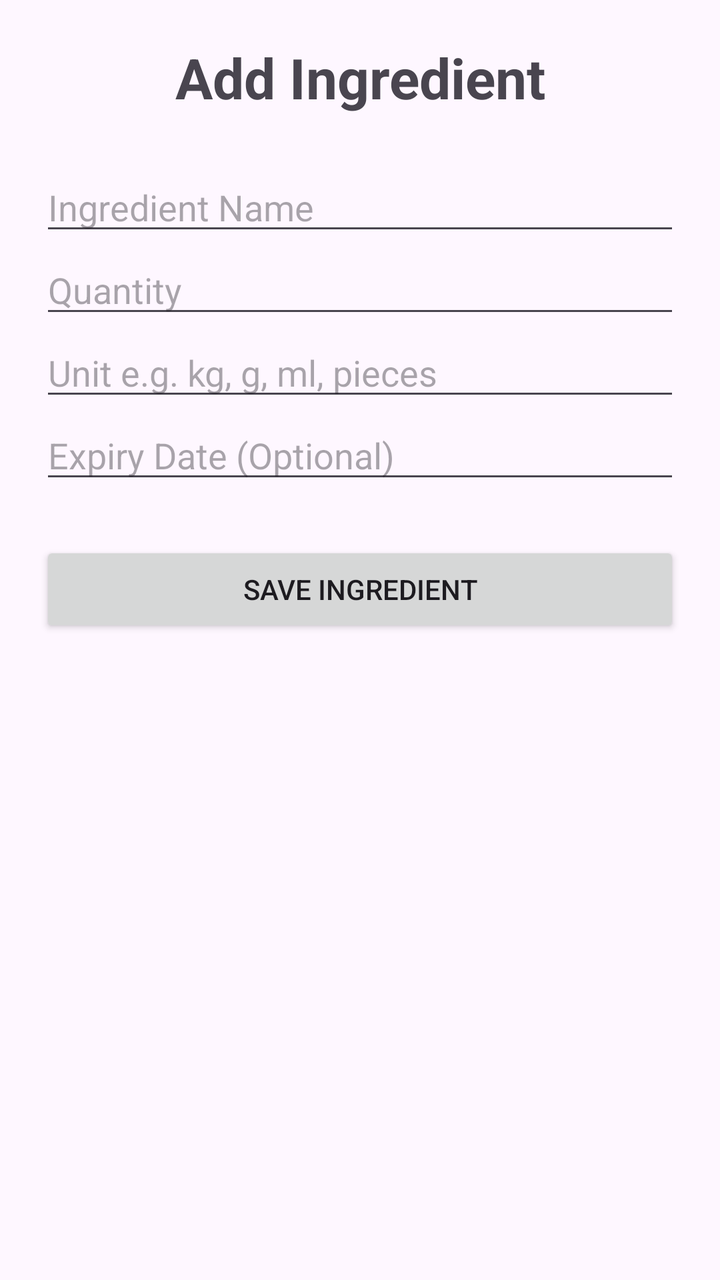
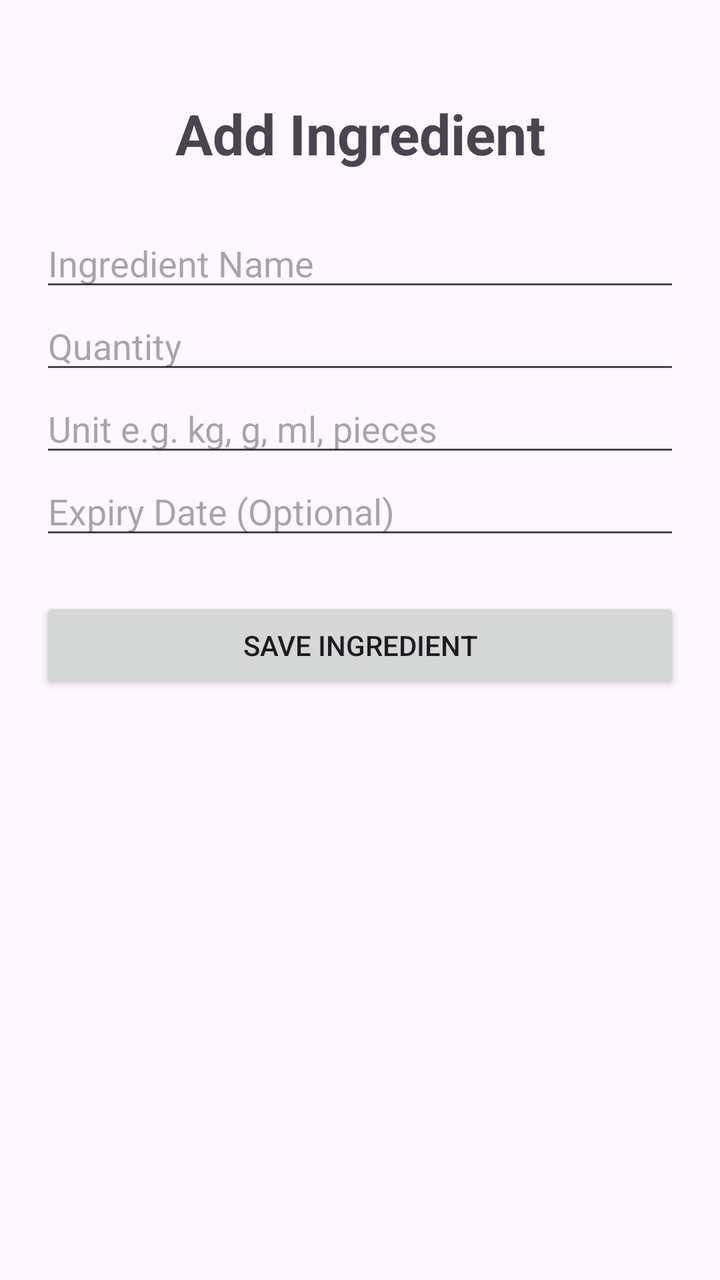

Screens rendered from an Android XML layout before and after an edit, with the pre-edit source and the edit as a unified diff.
<!-- AndroidManifest.xml: application theme Theme.SmartPantryManager -->
<!-- res/layout/activity_add_edit_ingredient.xml -->
<?xml version="1.0" encoding="utf-8"?>
<ScrollView xmlns:android="http://schemas.android.com/apk/res/android"
    android:id="@+id/main"
    xmlns:tools="http://schemas.android.com/tools"
    android:layout_width="match_parent"
    android:layout_height="match_parent"
    tools:context=".AddEditIngredientActivity">

    <LinearLayout
        android:layout_width="match_parent"
        android:layout_height="wrap_content"
        android:orientation="vertical"
        android:padding="20dp">

        <TextView
            android:layout_width="match_parent"
            android:layout_height="wrap_content"
            android:text="Add Ingredient"
            android:textSize="28sp"
            android:textStyle="bold"
            android:gravity="center"
            android:paddingBottom="24dp" />

        <EditText
            android:id="@+id/etIngredientName"
            android:layout_width="match_parent"
            android:layout_height="wrap_content"
            android:hint="Ingredient Name"
            android:inputType="textCapWords" />

        <EditText
            android:id="@+id/etQuantity"
            android:layout_width="match_parent"
            android:layout_height="wrap_content"
            android:hint="Quantity"
            android:inputType="numberDecimal" />

        <EditText
            android:id="@+id/etUnit"
            android:layout_width="match_parent"
            android:layout_height="wrap_content"
            android:hint="Unit e.g. kg, g, ml, pieces"
            android:inputType="text" />

        <EditText
            android:id="@+id/etExpiryDate"
            android:layout_width="match_parent"
            android:layout_height="wrap_content"
            android:hint="Expiry Date (Optional)"
            android:inputType="date" />

        <Button
            android:id="@+id/btnSaveIngredient"
            android:layout_width="match_parent"
            android:layout_height="wrap_content"
            android:text="Save Ingredient"
            android:layout_marginTop="24dp" />

        <Button
            android:id="@+id/btnDeleteIngredient"
            android:layout_width="match_parent"
            android:layout_height="wrap_content"
            android:text="Delete Ingredient"
            android:layout_marginTop="12dp"
            android:visibility="gone" />

    </LinearLayout>

</ScrollView>
<!-- resources referenced by this layout -->
<resources>
  <style name="Theme.SmartPantryManager" parent="Base.Theme.SmartPantryManager" />
  <style name="Base.Theme.SmartPantryManager" parent="Theme.Material3.DayNight.NoActionBar">
          
          
      </style>
</resources>

<!-- the commit's change to res/layout/activity_add_edit_ingredient.xml (unified diff, before → after) -->
@@ -10,9 +10,13 @@
         android:layout_width="match_parent"
         android:layout_height="wrap_content"
         android:orientation="vertical"
-        android:padding="20dp">
+        android:paddingLeft="20dp"
+        android:paddingTop="48dp"
+        android:paddingRight="20dp"
+        android:paddingBottom="40dp">
 
         <TextView
+            android:id="@+id/tvIngredientTitle"
             android:layout_width="match_parent"
             android:layout_height="wrap_content"
             android:text="Add Ingredient"
